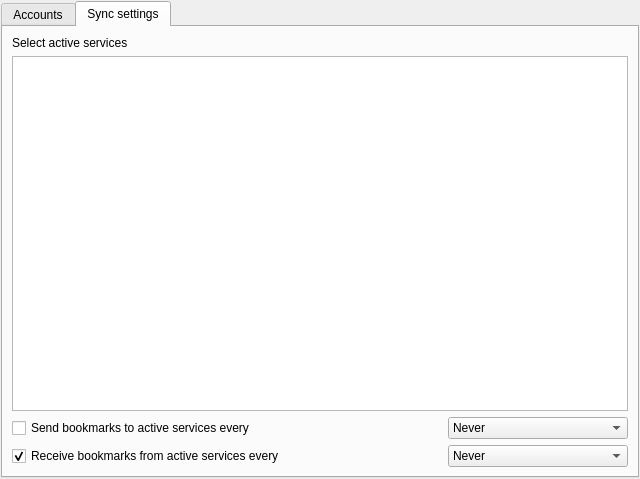
Above: src/plugins/poshuku/plugins/onlinebookmarks/settings.ui from 0xd34df00d/leechcraft before the change. Below: the same form after it.
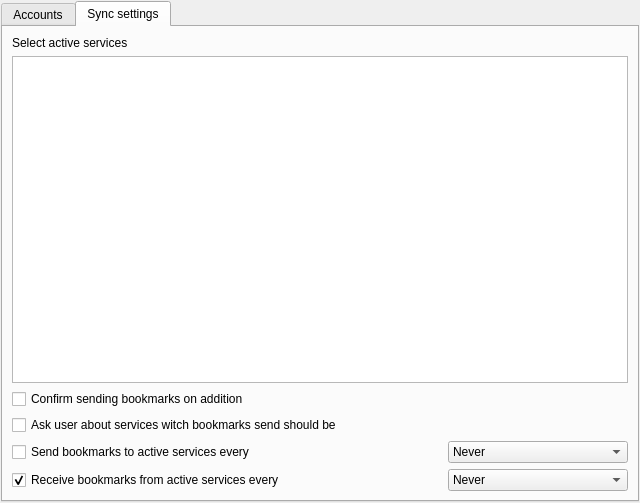
That is the form after the change. The open tabs and pages were chosen to show the change.

Commit message: Poshuku OnlineBookmarks: add some settings and base for bookmarks hook

Patch:
```diff
--- a/src/plugins/poshuku/plugins/onlinebookmarks/settings.ui
+++ b/src/plugins/poshuku/plugins/onlinebookmarks/settings.ui
@@ -7,7 +7,7 @@
     <x>0</x>
     <y>0</y>
     <width>640</width>
-    <height>479</height>
+    <height>503</height>
    </rect>
   </property>
   <property name="windowTitle">
@@ -221,6 +221,13 @@
         <widget class="QListView" name="ActiveServices_"/>
        </item>
        <item row="2" column="0">
+        <widget class="QCheckBox" name="ConfirmSend_">
+         <property name="text">
+          <string>Confirm sending bookmarks on addition</string>
+         </property>
+        </widget>
+       </item>
+       <item row="4" column="0">
         <layout class="QGridLayout" name="SyncOptionsLayout_">
          <property name="sizeConstraint">
           <enum>QLayout::SetMinAndMaxSize</enum>
@@ -365,6 +372,13 @@
          </item>
         </layout>
        </item>
+       <item row="3" column="0">
+        <widget class="QCheckBox" name="ShowServices_">
+         <property name="text">
+          <string>Ask user about services witch bookmarks send should be</string>
+         </property>
+        </widget>
+       </item>
       </layout>
      </widget>
     </widget>
```
The commit also changes 5 other files.
